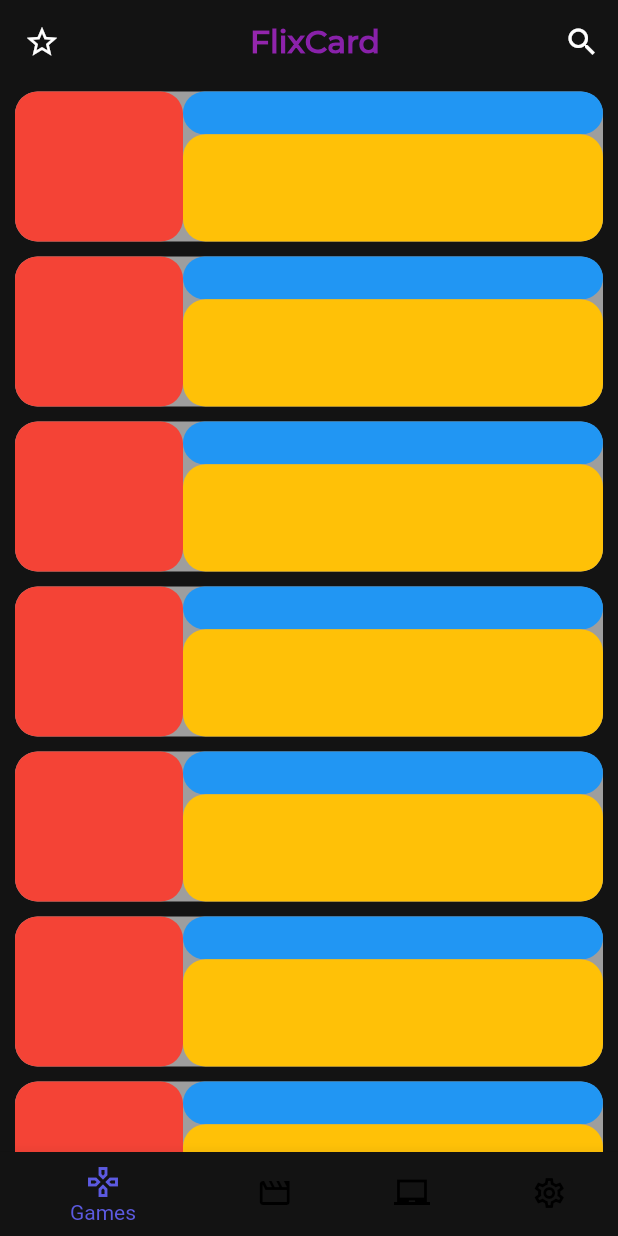
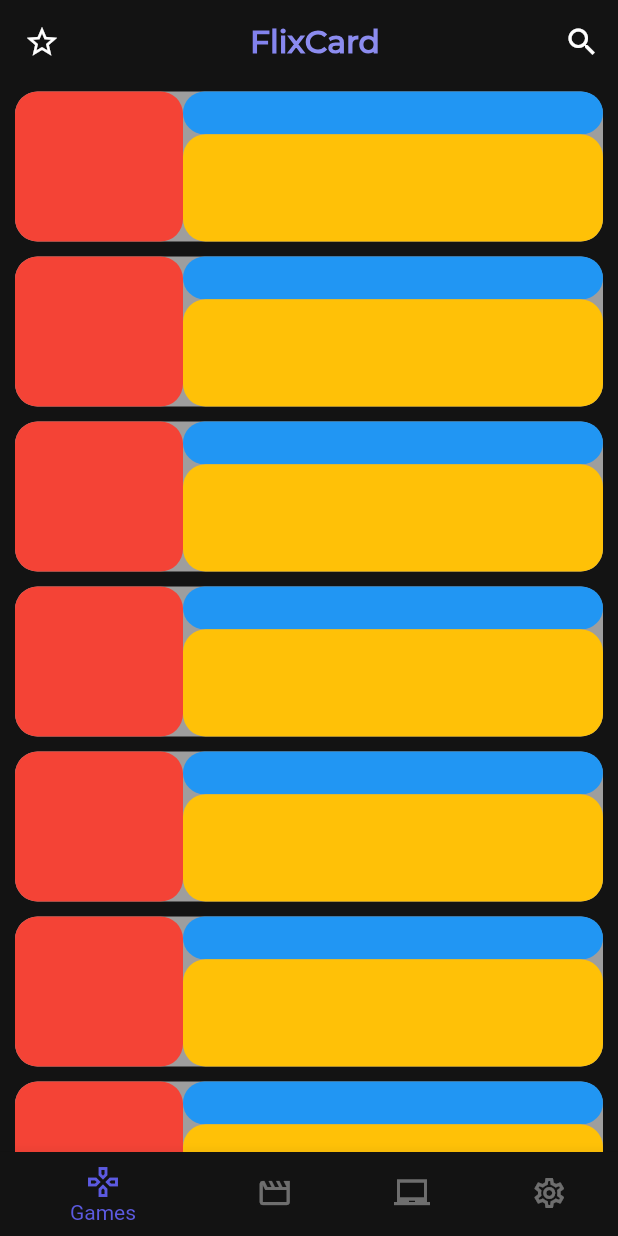
Before and after one commit to RedCape-Studios/flixcard, a Flutter app: the HomeRoute screen opened by its route, on a phone screen of 412 x 824 dp. Run offline on Flutter 3.47's test engine with Material 2 defaults, Android fonts, the phone set to English and light mode, and no system bars; our stand-ins replace supabase; missing offline and left inert: dotenv; accounts and stored records are empty.

Commit message:
Some changes to home.dart and nav_bar.

```diff
--- a/lib/widgets/app_bar.dart
+++ b/lib/widgets/app_bar.dart
@@ -31,8 +31,8 @@ class AppBarWidget extends StatelessWidget {
 
 class TitleText extends StatelessWidget {
   final textGradient = LinearGradient(colors: <Color>[
-    Color(0xffDA44bb),
-    Color(0xff8921aa),
+    Color(0xff4240e1),
+    Color(0xff8c8cef),
   ]).createShader(Rect.fromLTWH(0.0, 0.0, 200.0, 70.0));
 
   @override
--- a/lib/widgets/nav_bar.dart
+++ b/lib/widgets/nav_bar.dart
@@ -20,7 +20,7 @@ class _NavBarWidgetState extends State<NavBarWidget>
         fixedColor: model.accentColor,
         currentIndex: currentIndex,
         unselectedItemColor:
-            model.type == ThemeType.dark ? Colors.black : Colors.white,
+            model.type == ThemeType.dark ? Colors.white38 : Colors.white,
         items: [
           BottomNavigationBarItem(
             icon: Icon(Icons.games_outlined),
```
